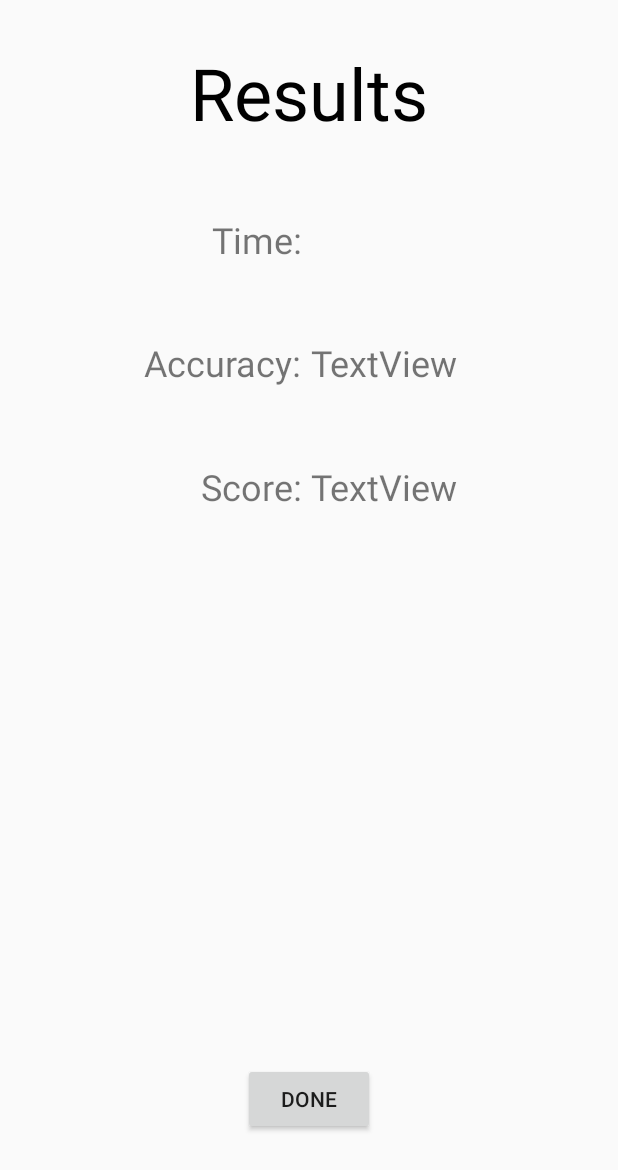
After one commit to MREkstrom/FooTrace, an Android app: the Results screen opened directly, with no data from a screen before it, on a phone screen of 412 x 824 dp. The commit adds this screen. Shown: the top 1170 px of the screen. Run offline under Robolectric (Android 15) with nearby library versions, the light colour scheme and no system bars.

Commit message:
Added button sounds and background music. Added results screen.
Todo: Volume controls and meaningful scoring.

```diff
--- a/app/src/main/AndroidManifest.xml
+++ b/app/src/main/AndroidManifest.xml
@@ -29,6 +29,8 @@
         </activity>
         <activity android:name=".PlayGame">
         </activity>
+        <activity android:name=".Results">
+        </activity>
     </application>
 
 </manifest>
--- a/app/src/main/java/com/example/michael/footrace/MainActivity.java
+++ b/app/src/main/java/com/example/michael/footrace/MainActivity.java
@@ -8,6 +8,7 @@ import android.support.v7.app.AppCompatActivity;
 import android.view.View;
 import android.widget.Button;
 import java.util.HashMap;
+import android.media.MediaPlayer;
 
 public class MainActivity extends AppCompatActivity {
 
@@ -18,6 +19,9 @@ public class MainActivity extends AppCompatActivity {
     public static HashMap <String, Path> traces; //contains mappings of path names to traces
     public static UserProfile prof; // contains user profile information
 
+    public static MediaPlayer button_sound; // creates button press sound
+    public static MediaPlayer background_music; // creates background music
+
     @Override
     protected void onCreate(Bundle savedInstanceState) {
         super.onCreate(savedInstanceState);
@@ -26,6 +30,11 @@ public class MainActivity extends AppCompatActivity {
         /*Initialize globals*/
         traces = new HashMap <String, Path>();
         prof = new UserProfile("User", "Email@email.com");
+
+        button_sound = MediaPlayer.create(this, R.raw.click3);
+        background_music = MediaPlayer.create(this, R.raw.background_music);
+
+        background_music.start();
 
         Typeface tf = Typeface.createFromAsset(getAssets(), "mvboli.ttf");
         Button[] buttons = {(Button) findViewById(R.id.spButton),
@@ -44,15 +53,19 @@ public class MainActivity extends AppCompatActivity {
 
         switch(v.getId()){
             case R.id.spButton:
+                button_sound.start();
                 nextScreen.setClass(MainActivity.this,SinglePlayerMain.class);
                 break;
             case R.id.mpButton:
+                button_sound.start();
                 nextScreen.setClass(MainActivity.this,MultiPlayerMain.class);
                 break;
             case R.id.drawButton:
+                button_sound.start();
                 nextScreen.setClass(MainActivity.this,NewDesign.class);
                 break;
             case R.id.settingsButton:
+                button_sound.start();
                 nextScreen.setClass(MainActivity.this,Settings.class);
                 break;
         }
--- a/app/src/main/java/com/example/michael/footrace/NewDesign.java
+++ b/app/src/main/java/com/example/michael/footrace/NewDesign.java
@@ -13,6 +13,8 @@ import android.widget.Button;
 import android.widget.EditText;
 import android.widget.SeekBar;
 import android.widget.TextView;
+
+import static com.example.michael.footrace.MainActivity.button_sound;
 
 public class NewDesign extends AppCompatActivity {
 
@@ -53,6 +55,9 @@ public class NewDesign extends AppCompatActivity {
 
                 // Get the layout inflater
                 inflater = this.getLayoutInflater();
+
+                //Button press sound
+                button_sound.start();
 
                 // Inflate the dialog_color.xml layout and create the View
                 final View colorDialogView = inflater.inflate(R.layout.dialog_color, null);
@@ -160,6 +165,9 @@ public class NewDesign extends AppCompatActivity {
                 // Get the layout inflater
                 inflater = this.getLayoutInflater();
 
+                //Button press sound
+                button_sound.start();
+
                 // Inflate the dialog_clear.xml layout and create the View
                 final View clearDialogView = inflater.inflate(R.layout.dialog_clear, null);
 
@@ -197,6 +205,9 @@ public class NewDesign extends AppCompatActivity {
                 // Get the layout inflater
                 inflater = this.getLayoutInflater();
 
+                //Button press sound
+                button_sound.start();
+
                 // Inflate the dialog_save.xml layout and create the View
                 final View saveDialogView = inflater.inflate(R.layout.dialog_save, null);
 
--- a/app/src/main/java/com/example/michael/footrace/PlayGame.java
+++ b/app/src/main/java/com/example/michael/footrace/PlayGame.java
@@ -15,6 +15,7 @@ import android.view.View;
 import android.view.WindowManager;
 import android.widget.TextView;
 
+import static com.example.michael.footrace.MainActivity.button_sound;
 import static com.example.michael.footrace.PlayGame.Mode.MULTI;
 import static com.example.michael.footrace.PlayGame.Mode.SINGLE;
 
@@ -144,14 +145,19 @@ public class PlayGame extends AppCompatActivity implements SensorEventListener{
         _timerThread.interrupt();
         _timerThread = null;
 
+        button_sound.start();
+
         //Captures ending time, can be passed to results screen
         String endTime = _timeDisplay.getText().toString();
+        endTime = endTime.substring(6, endTime.length());
 
 
-        Intent result = new Intent();
+        Intent result = new Intent(this, Results.class);
+        result.putExtra("time_results", endTime);
             //Put extras with score
 
         setResult(RESULT_OK, result);
+        startActivity(result);
         finish(); // possibly start new Activity for results, then return from that first? alert dialog?
     }
 
--- /dev/null
+++ b/app/src/main/java/com/example/michael/footrace/Results.java
@@ -0,0 +1,43 @@
+package com.example.michael.footrace;
+
+import android.content.Intent;
+import android.graphics.Typeface;
+import android.os.Bundle;
+import android.support.v7.app.AppCompatActivity;
+import android.view.View;
+import android.widget.Button;
+import android.widget.TextView;
+
+import static com.example.michael.footrace.MainActivity.button_sound;
+
+/**
+ * Created by SCheng on 12/4/2016.
+ */
+
+public class Results extends AppCompatActivity{
+
+    private TextView _timeResultValue;
+    private Button _doneButton;
+
+    @Override
+    protected void onCreate(Bundle savedInstanceState) {
+        super.onCreate(savedInstanceState);
+        setContentView(R.layout.activity_results);
+
+        String time_value = getIntent().getStringExtra("time_results");
+
+        _timeResultValue = (TextView) findViewById(R.id.time_value);
+        System.out.println(time_value);
+        _timeResultValue.setText(time_value);
+
+        _doneButton = (Button) findViewById(R.id.reults_done_button);
+        _doneButton.setOnClickListener(new View.OnClickListener() {
+            @Override
+            public void onClick(View v){
+                button_sound.start();
+                finish();
+            }
+        });
+
+    }
+}
--- a/app/src/main/java/com/example/michael/footrace/SinglePlayerMain.java
+++ b/app/src/main/java/com/example/michael/footrace/SinglePlayerMain.java
@@ -20,6 +20,8 @@ import java.util.ArrayList;
 import java.util.HashMap;
 import java.util.List;
 import java.util.Set;
+
+import static com.example.michael.footrace.MainActivity.button_sound;
 
 public class SinglePlayerMain extends AppCompatActivity {
 
@@ -44,6 +46,7 @@ public class SinglePlayerMain extends AppCompatActivity {
             @Override
             public void onItemClick(AdapterView<?> parent, View view, int position, long id) {
                 /*When path is chosen, start the game*/
+                button_sound.start();
                 playGame(traceList.get(position));
             }
         });
@@ -96,6 +99,7 @@ public class SinglePlayerMain extends AppCompatActivity {
 
     /*Allows user to create design from the single player screen*/
     public void newDesign(View v){
+        button_sound.start();
         Intent designIntent = new Intent(SinglePlayerMain.this, NewDesign.class);
         startActivityForResult(designIntent, MainActivity.REQUEST_NEW_DESIGN);
     }
--- /dev/null
+++ b/app/src/main/res/layout/activity_results.xml
@@ -0,0 +1,91 @@
+<?xml version="1.0" encoding="utf-8"?>
+<RelativeLayout xmlns:android="http://schemas.android.com/apk/res/android"
+    android:layout_width="match_parent" android:layout_height="match_parent">
+
+    <TextView
+        android:text="Results"
+        android:layout_width="wrap_content"
+        android:layout_height="wrap_content"
+        android:layout_alignParentTop="true"
+        android:layout_centerHorizontal="true"
+        android:layout_marginTop="29dp"
+        android:textColor="#000000"
+        android:textSize="48dp"
+        android:id="@+id/Results" />
+
+    <Button
+        android:text="Done"
+        android:layout_width="wrap_content"
+        android:layout_height="wrap_content"
+        android:layout_marginBottom="67dp"
+        android:id="@+id/reults_done_button"
+        android:layout_alignParentBottom="true"
+        android:layout_centerHorizontal="true" />
+
+    <TextView
+        android:text="TextView"
+        android:layout_width="wrap_content"
+        android:layout_height="wrap_content"
+        android:textSize="24dp"
+        android:id="@+id/score_value"
+        android:layout_alignBaseline="@+id/score_results_heading"
+        android:layout_alignBottom="@+id/score_results_heading"
+        android:layout_alignLeft="@+id/time_value"
+        android:layout_alignStart="@+id/time_value" />
+
+    <TextView
+        android:text="TextView"
+        android:layout_width="wrap_content"
+        android:layout_height="wrap_content"
+        android:textSize="24dp"
+        android:id="@+id/acurracy_value"
+        android:layout_alignBaseline="@+id/accuracy_reults_heading"
+        android:layout_alignBottom="@+id/accuracy_reults_heading"
+        android:layout_alignLeft="@+id/time_value"
+        android:layout_alignStart="@+id/time_value" />
+
+    <TextView
+        android:text="TextView"
+        android:layout_width="wrap_content"
+        android:layout_height="wrap_content"
+        android:textSize="24dp"
+        android:id="@+id/time_value"
+        android:layout_marginLeft="45dp"
+        android:layout_marginStart="45dp"
+        android:layout_above="@+id/accuracy_reults_heading"
+        android:layout_alignLeft="@+id/reults_done_button"
+        android:layout_alignStart="@+id/reults_done_button" />
+
+    <TextView
+        android:text="Accuracy: "
+        android:layout_width="wrap_content"
+        android:layout_height="wrap_content"
+        android:layout_marginTop="49dp"
+        android:id="@+id/accuracy_reults_heading"
+        android:textSize="24dp"
+        android:layout_below="@+id/time_results_heading"
+        android:layout_toLeftOf="@+id/acurracy_value"
+        android:layout_toStartOf="@+id/acurracy_value" />
+
+    <TextView
+        android:text="Score: "
+        android:layout_width="wrap_content"
+        android:layout_height="wrap_content"
+        android:textSize="24dp"
+        android:layout_marginTop="50dp"
+        android:id="@+id/score_results_heading"
+        android:layout_below="@+id/acurracy_value"
+        android:layout_toLeftOf="@+id/score_value"
+        android:layout_toStartOf="@+id/score_value" />
+
+    <TextView
+        android:text="Time: "
+        android:layout_width="wrap_content"
+        android:layout_height="wrap_content"
+        android:layout_marginTop="49dp"
+        android:id="@+id/time_results_heading"
+        android:textSize="24dp"
+        android:layout_below="@+id/Results"
+        android:layout_toLeftOf="@+id/acurracy_value"
+        android:layout_toStartOf="@+id/acurracy_value" />
+</RelativeLayout>
```
Also changed, not shown: 2 other files.
